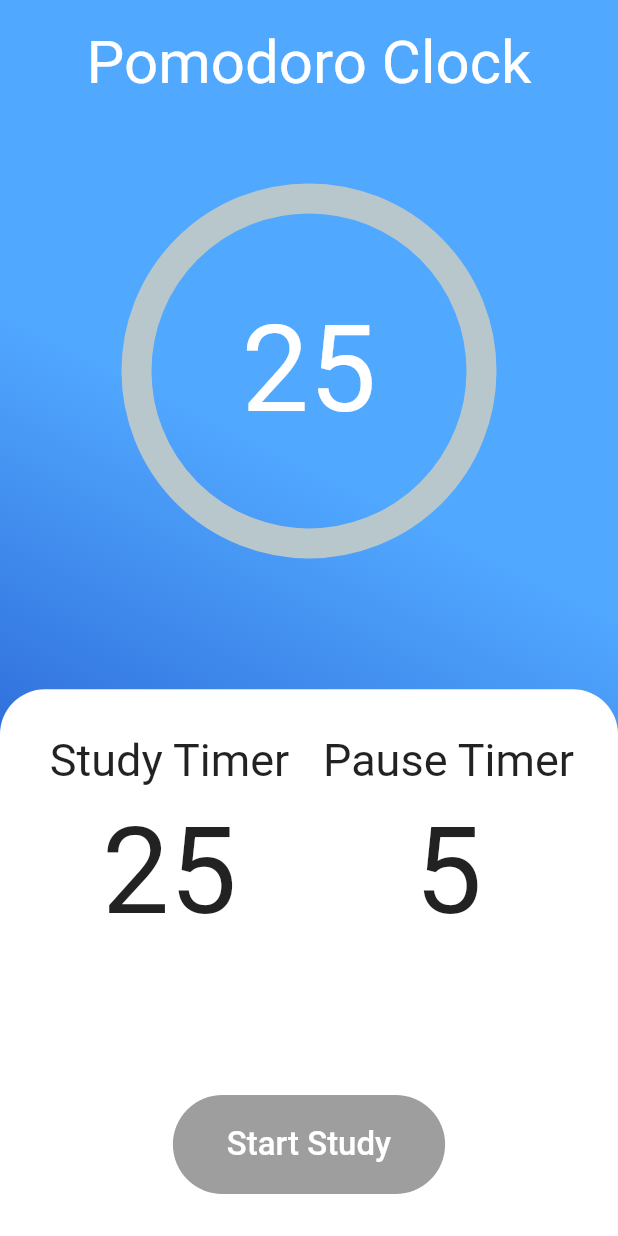
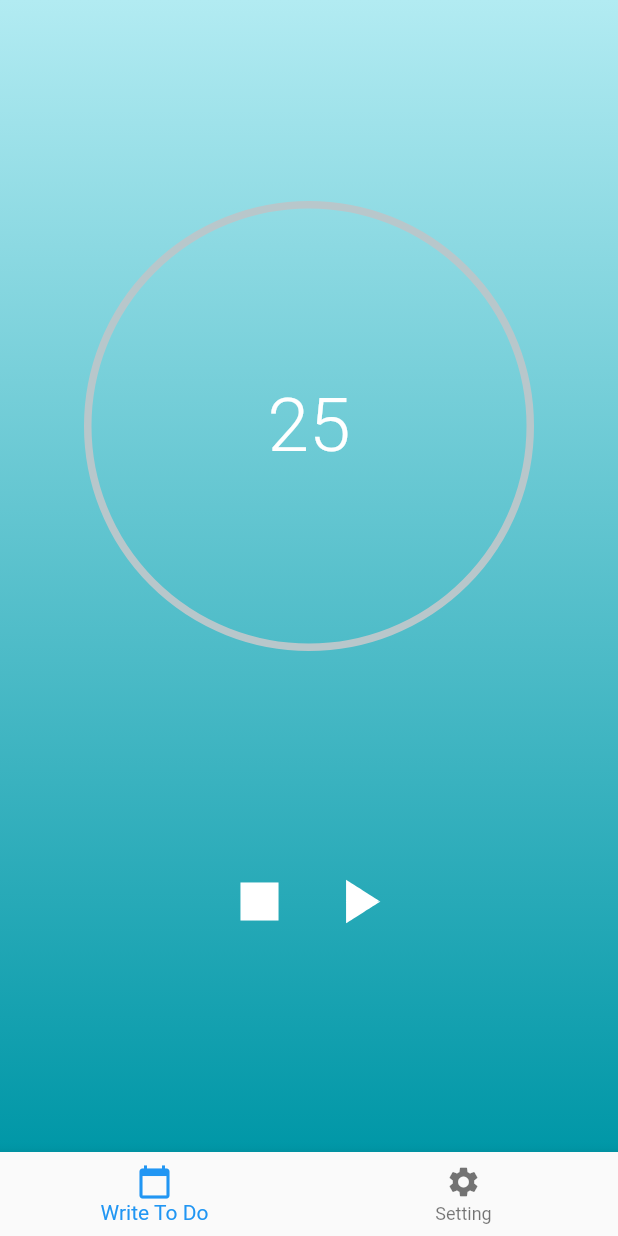
Before and after one commit to Yummy-sk/Take-a-note, a Flutter app: the screen it shows after launch, after a tap on "Pomodoro", on a phone screen of 412 x 824 dp. Run offline on Flutter 3.47's test engine with Material 2 defaults, Android fonts, the phone set to English and light mode, and no system bars; drawn by our look-alikes of percent_indicator; our stand-ins replace syncfusion_flutter_calendar.

Commit message:
Pomodoro button, navigation

```diff
--- a/lib/hello_page/welcome_page.dart
+++ b/lib/hello_page/welcome_page.dart
@@ -10,9 +10,10 @@ class _WelcomePageState extends State<WelcomePage> {
   @override
   Widget build(BuildContext context) {
     return Scaffold(
+      extendBodyBehindAppBar: true,
       appBar: AppBar(
         title: Center(
-          child: Text('Take a note', style: TextStyle(fontWeight: FontWeight.bold),)
+          child: Text('Take a note', style: TextStyle(fontWeight: FontWeight.bold, color: Colors.black),)
         ),
         shape: RoundedRectangleBorder( // AppBar 스타일 지정
           borderRadius: BorderRadius.vertical(
--- a/lib/pomodoro/pomodoro.dart
+++ b/lib/pomodoro/pomodoro.dart
@@ -1,175 +1,171 @@
 import 'dart:async';
 import 'package:flutter/cupertino.dart';
 import 'package:flutter/material.dart';
-import 'package:percent_indicator/circular_percent_indicator.dart';
+import 'package:percent_indicator/percent_indicator.dart';
+import 'package:take_a_note_project/pomodoro/todoList/todoList.dart';
+import 'package:take_a_note_project/settings/setting_view.dart';
 
 class Pomodoro extends StatefulWidget {
   @override
   _PomodoroState createState() => _PomodoroState();
 }
 
-class _PomodoroState extends State<Pomodoro> {
-  static int TimeInMinute = 25;
-  int TimeInSec = TimeInMinute * 50;
+class _PomodoroState extends State<Pomodoro> with TickerProviderStateMixin {
+  Timer timer;
   double percent = 0;
-  Timer timer;
+  static int TimeInMinut = 25;
+  int TimeInSec = TimeInMinut * 60; // 초 수
+  int _currentIndex = 0;
+  bool isPlaying = false;
+  final List<Widget> bottomPages = [TodoList(), SettingView()];
+  AnimationController _animationController;
+
+  void _onTab(int index) {
+    setState(() {
+      _currentIndex = index;
+    });
+    Navigator.push(context,
+      MaterialPageRoute(builder: (context) => bottomPages[_currentIndex])
+    );
+  }
+
+  @override
+  void initState(){
+    super.initState();
+    _animationController = AnimationController(vsync: this, duration: Duration(milliseconds: 450));
+  }
+  @override
+  void dispose(){
+    super.dispose();
+    _animationController.dispose();
+  }
+  @override
+  Widget build(BuildContext context) {
+    return Scaffold(
+      bottomNavigationBar: _SettingButtons(),
+        body: Container(
+          decoration: BoxDecoration(
+              gradient: LinearGradient(
+                  begin: Alignment.topCenter,
+                  end: Alignment.bottomCenter,
+                  colors: [Colors.cyan[100], Colors.cyan[700]]
+              )
+          ),
+          width: double.infinity,
+          child: Column(
+            mainAxisAlignment: MainAxisAlignment.spaceEvenly,
+            children: <Widget>[
+              _ClockView(),
+              _ClockButtons(),
+            ],
+          ),
+        )
+    );
+  }
+  Widget _ClockView(){
+    return CircularPercentIndicator(
+        circularStrokeCap: CircularStrokeCap.round,
+        percent: percent,
+        animation: true,
+        animateFromLastPercent: true,
+        radius: 300.0,
+        lineWidth: 5.0,
+        progressColor: Colors.white,
+        center: Text(
+          "$TimeInMinut",
+          style: TextStyle(color: Colors.white,
+              fontSize: 50.0,
+              fontWeight: FontWeight.w300),
+        )
+    );
+  }
+  Widget _ClockButtons(){
+    return Row(
+      mainAxisAlignment: MainAxisAlignment.center,
+      children: <Widget>[
+        _StopButton(),
+        _PauseButton()
+      ],
+    );
+  }
+  Widget _StopButton(){
+    return IconButton(
+      iconSize: 50,
+      splashColor: Colors.white,
+      color: Colors.white,
+      icon: Icon(Icons.stop),
+      onPressed: () => {},
+    );
+  }
+  Widget _PauseButton(){
+    return IconButton(
+            iconSize: 50,
+            splashColor: Colors.white,
+            icon: AnimatedIcon(
+              icon: AnimatedIcons.play_pause,
+              progress: _animationController,
+              color: Colors.white
+            ),
+          onPressed: () => {
+              _HandleOnPressed(),
+              _StartTimer(),
+          },
+        );
+  }
+  _HandleOnPressed() {
+    setState(() {
+      isPlaying = !isPlaying;
+      isPlaying ? _animationController.forward() : _animationController.reverse();
+    });
+  }
   _StartTimer(){
-    TimeInMinute = 25;
-    int Time = TimeInMinute * 60;
+    TimeInMinut = 25;
+    int Time = TimeInMinut * 60;
     double SecPercent = (Time/100);
-    timer = Timer.periodic(Duration(seconds: 1), (timer){
+    timer = Timer.periodic(Duration(seconds: 1), (timer) {
       setState(() {
-        if(Time > 0){
+        if (Time > 0){
           Time--;
-          if(Time % 60 == 0){ // a minute has passed
-            TimeInMinute--;
-          }if (Time % SecPercent == 0){ // we want to see 1% is equal to how many secound for our progress bar
-            if (percent < 1){
+          if(Time % 60 == 0){ // 분 수가 00 초이면, 분수를 감소.
+            TimeInMinut--;
+          }
+          if (Time % SecPercent == 0){
+            if (percent < 1) {
               percent += 0.01;
             }else {
               percent = 1;
             }
           }
-        }else{
+        }else {
           percent = 0;
-          TimeInMinute = 25;
+          TimeInSec = 25;
           timer.cancel();
         }
       });
     });
   }
-  Widget startButton(text, onFunction){
-    return Padding(
-      padding: EdgeInsets.symmetric(vertical: 28.0),
-      child: RaisedButton(
-        onPressed: onFunction,
-        color: Colors.blue,
-        shape: RoundedRectangleBorder(
-          borderRadius: BorderRadius.circular(100.0),
-        ),
-        child: Padding(
-          padding: EdgeInsets.all(20.0),
-          child: Text(
-            text,
-            style: TextStyle(
-                color: Colors.white,
-                fontSize: 22.0
-            ),
-          ),
-        ),
-      ),
+  Widget _SettingButtons() {
+    return BottomNavigationBar(
+      type: BottomNavigationBarType.fixed,
+      onTap: _onTab,
+      currentIndex: _currentIndex,
+      items: [
+        _TodoButton(),
+        _SetButton()
+      ],
     );
   }
-  @override
-  Widget build(BuildContext context) {
-    return SafeArea(
-        child: Scaffold(
-            body: Container(
-              decoration: BoxDecoration(
-                  gradient: LinearGradient(
-                      colors: [Color(0xff1542bf), Color(0xff51a8ff)],
-                      begin: FractionalOffset(0.5, 1)
-                  )
-              ),
-              width: double.infinity,
-              child: Column(
-                mainAxisAlignment: MainAxisAlignment.start,
-                crossAxisAlignment: CrossAxisAlignment.center,
-                children: <Widget>[
-                  Padding(
-                    padding: EdgeInsets.only(top: 18.0),
-                    child: Text(
-                      "Pomodoro Clock",
-                      style: TextStyle(
-                          color: Colors.white,
-                          fontSize: 40.0
-                      ),
-                    ),
-                  ),
-                  Expanded(
-                    child: CircularPercentIndicator(
-                        circularStrokeCap: CircularStrokeCap.round,
-                        percent: percent,
-                        animation: true,
-                        animateFromLastPercent: true,
-                        radius: 250.0,
-                        lineWidth: 20.0,
-                        progressColor: Colors.white,
-                        center: Text(
-                          "$TimeInMinute",
-                          style: TextStyle(
-                              color: Colors.white,
-                              fontSize: 80.0
-                          ),
-                        )
-                    ),
-                  ),
-                  SizedBox(height: 30.0),
-                  Expanded (
-                      child: Container(
-                        width: double.infinity,
-                        decoration: BoxDecoration(
-                          color: Colors.white,
-                          borderRadius: BorderRadius.only(topRight: Radius.circular((30.0)), topLeft: Radius.circular((30.0))),
-                        ),
-                        child: Padding(
-                          padding: EdgeInsets.only(top: 30.0, left: 20.0, right: 20.0),
-                          child: Column(
-                            children: <Widget>[
-                              Expanded(
-                                  child: Row(
-                                    children: <Widget>[
-                                      Expanded(
-                                        child: Column(
-                                          children: <Widget>[
-                                            Text(
-                                              "Study Timer",
-                                              style: TextStyle(
-                                                  fontSize: 30.0
-                                              ),
-                                            ),
-                                            SizedBox(height: 10.0,),
-                                            Text(
-                                              "25",
-                                              style: TextStyle(
-                                                  fontSize: 80.0
-                                              ),
-                                            )
-                                          ],
-                                        ),
-                                      ),
-                                      Expanded(
-                                        child: Column(
-                                          children: <Widget>[
-                                            Text(
-                                              "Pause Timer",
-                                              style: TextStyle(
-                                                  fontSize: 30.0
-                                              ),
-                                            ),
-                                            SizedBox(height: 10.0,),
-                                            Text(
-                                              "5",
-                                              style: TextStyle(
-                                                  fontSize: 80.0
-                                              ),
-                                            )
-                                          ],
-                                        ),
-                                      ),
-                                    ],
-                                  )
-                              ),
-                              startButton("Start Study", _StartTimer()),
-                            ],
-                          ),
-                        ),
-                      )
-                  )
-                ],
-              ),
-            )
-        )
+
+  BottomNavigationBarItem _TodoButton(){
+    return BottomNavigationBarItem(
+      icon: Icon(Icons.calendar_today),
+      title: Text('Write To Do', style: TextStyle(color: Colors.grey, fontWeight: FontWeight.bold))
+    );
+  }
+  BottomNavigationBarItem _SetButton(){
+    return BottomNavigationBarItem(
+      icon: Icon(Icons.settings),
+      title: Text('Setting', style: TextStyle(color: Colors.grey, fontWeight: FontWeight.bold),)
     );
   }
 }
--- /dev/null
+++ b/lib/pomodoro/todoList/todoList.dart
@@ -0,0 +1,13 @@
+import 'package:flutter/material.dart';
+
+class TodoList extends StatefulWidget {
+  @override
+  _TodoListState createState() => _TodoListState();
+}
+
+class _TodoListState extends State<TodoList> {
+  @override
+  Widget build(BuildContext context) {
+    return Scaffold();
+  }
+}
```
Also changed, not shown: images/calendar.png (added), images/pomodoro.png (added), images/settings.png (added), pubspec.lock.
